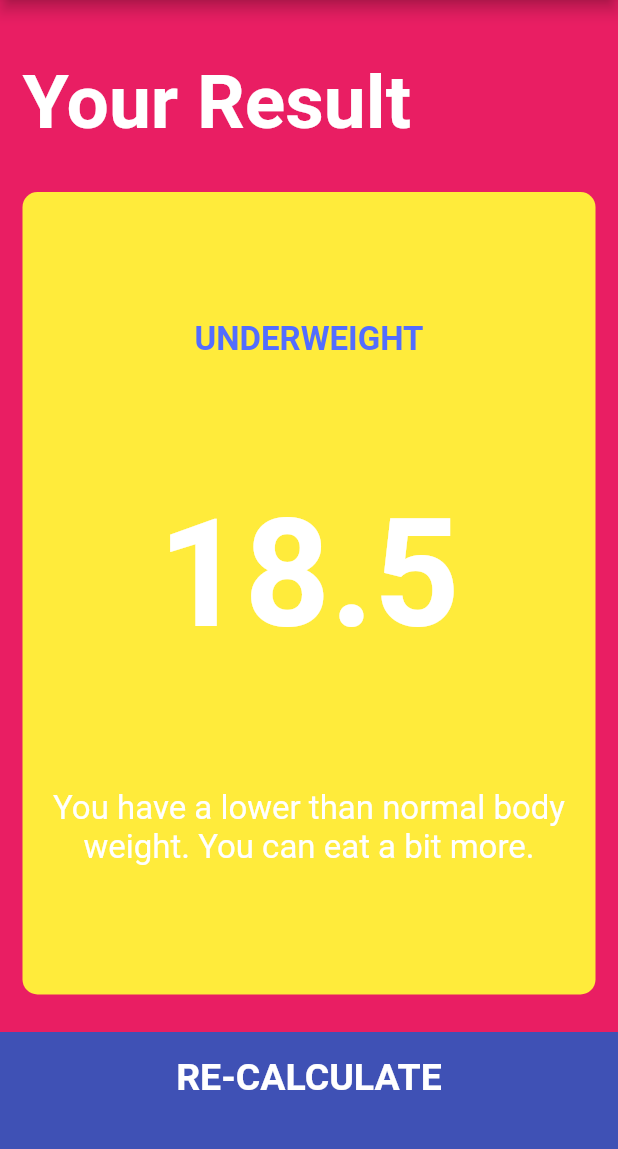
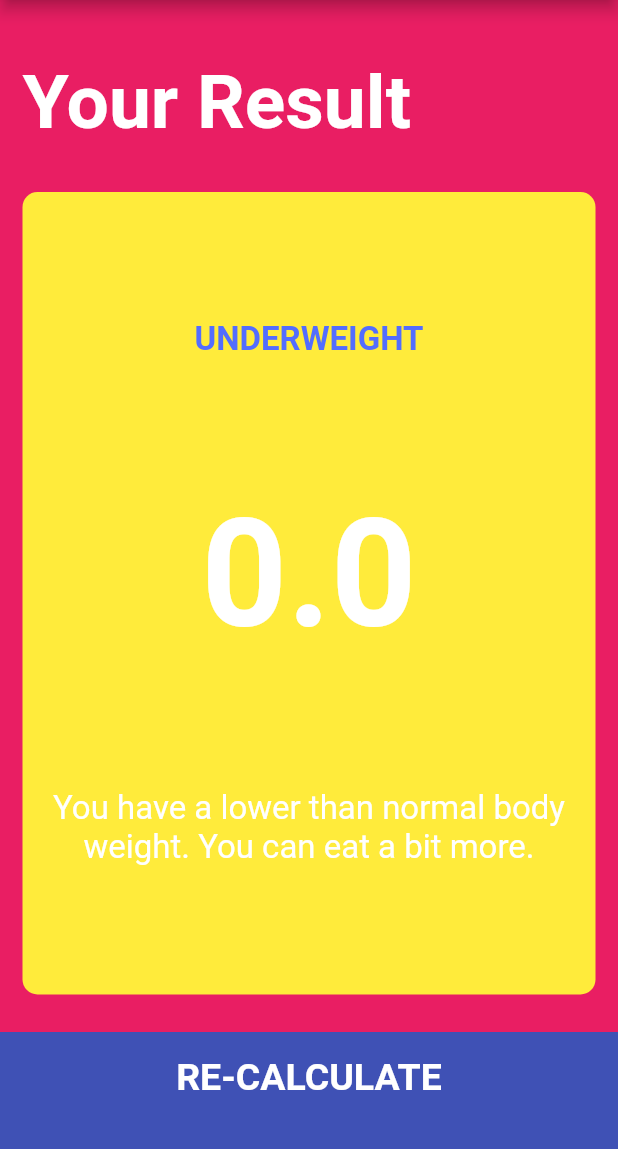
Before and after one commit to ShajaGraphics/BMI-Modified-Calculator-051, a Flutter app: the screen it shows after launch, after a tap on "CALCULATE", on a phone screen of 412 x 824 dp, the part 84-1233 px from its top. Run offline on Flutter 3.47's test engine with Material 2 defaults, Android fonts, the phone set to English and light mode, and no system bars; our stand-ins replace font_awesome_flutter.

```diff
--- a/lib/calculator_brain.dart
+++ b/lib/calculator_brain.dart
@@ -9,7 +9,7 @@ class CalculatorBrain {
   double _bmi;
 
   String calculateBMI() {
-    _bmi = weight / pow(height / 100, 2);
+    _bmi = weight / pow(height / 9, 5);
     return _bmi.toStringAsFixed(1);
   }
 
```
